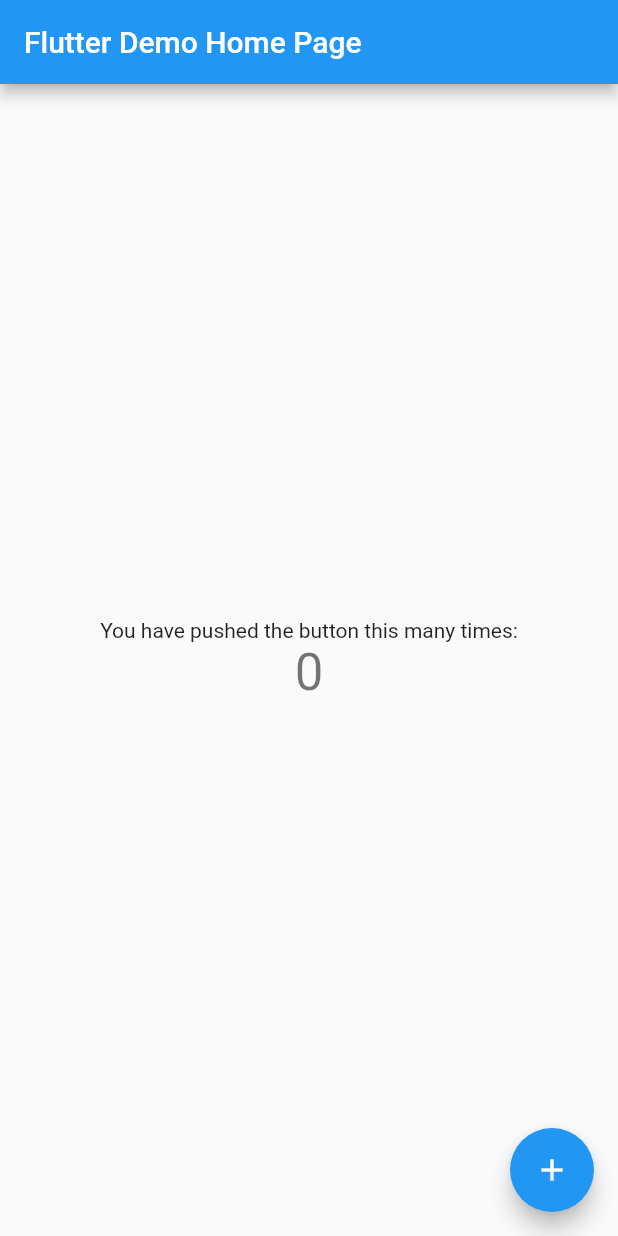
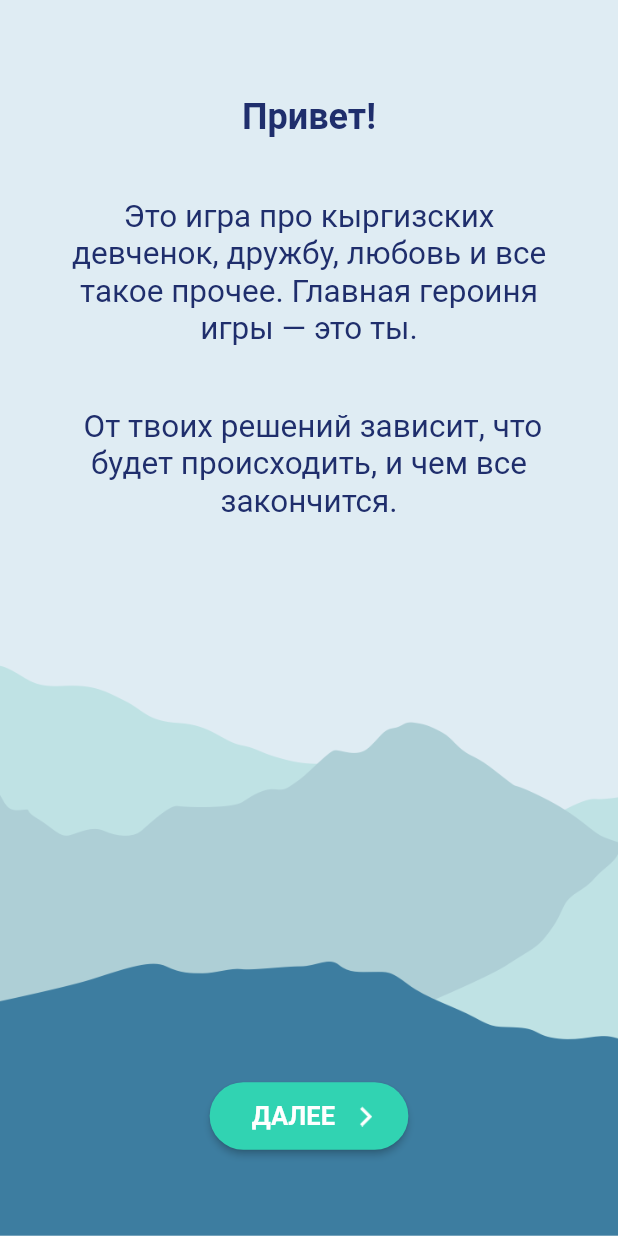
Before and after one commit to Springinbishkek/swallow, a Flutter app: the screen it shows after launch, on a phone screen of 412 x 824 dp. Run offline on Flutter 3.47's test engine with Material 2 defaults, Android fonts, the phone set to English and light mode, and no system bars.

Commit message:
added onboarding with two screens

```diff
--- a/lib/main.dart
+++ b/lib/main.dart
@@ -1,5 +1,5 @@
 import 'package:flutter/material.dart';
-import 'package:lastochki/views/screens/home_page.dart';
+import 'package:lastochki/views/screens/onboarding_page.dart';
 
 void main() {
   runApp(MyApp());
@@ -27,7 +27,7 @@
         // closer together (more dense) than on mobile platforms.
         visualDensity: VisualDensity.adaptivePlatformDensity,
       ),
-      home: HomePage(title: 'Flutter Demo Home Page'),
+      home: OnboardingPage(),
     );
   }
 }
--- /dev/null
+++ b/lib/views/screens/onboarding_page.dart
@@ -0,0 +1,142 @@
+import 'package:flutter/material.dart';
+import 'package:lastochki/views/screens/home_page.dart';
+import 'package:lastochki/views/ui/l_button.dart';
+import 'package:lastochki/views/ui/l_language_checkbox.dart';
+
+class OnboardingPage extends StatefulWidget {
+  @override
+  _OnboardingPageState createState() => _OnboardingPageState();
+}
+
+class _OnboardingPageState extends State<OnboardingPage> {
+  final PageController _pageController = PageController(initialPage: 0);
+  final String _forwardIcon = 'assets/icons/forward_arrow.png';
+  final String _onboardingBG = 'assets/backgrounds/onboardingBackground.png';
+
+  Widget firstPage() {
+    return Padding(
+      padding: const EdgeInsets.symmetric(vertical: 40.0, horizontal: 24.0),
+      child: Container(
+          color: Colors.transparent,
+          height: MediaQuery.of(context).size.height * 0.8,
+          width: MediaQuery.of(context).size.width * 0.8,
+          child: Stack(
+            children: <Widget>[
+              Column(
+                mainAxisAlignment: MainAxisAlignment.start,
+                children: <Widget>[
+                  Padding(
+                    padding: const EdgeInsets.all(24.0),
+                    child: Text(
+                      'Привет!',
+                      style: TextStyle(
+                          color: Color(0xFF1F2E6C),
+                          fontSize: 24.0,
+                          fontWeight: FontWeight.bold),
+                    ),
+                  ),
+                  Padding(
+                    padding: const EdgeInsets.all(16.0),
+                    child: Text(
+                      'Это игра про кыргизских девченок, дружбу, любовь и все такое прочее. '
+                      'Главная героиня игры — это ты. ',
+                      style:
+                          TextStyle(color: Color(0xFF1F2E6C), fontSize: 21.0),
+                      textAlign: TextAlign.center,
+                    ),
+                  ),
+                  Padding(
+                    padding: const EdgeInsets.all(24.0),
+                    child: Text(
+                      ' От твоих решений зависит, что будет происходить, и чем все закончится.',
+                      style: TextStyle(
+                        color: Color(0xFF1F2E6C),
+                        fontSize: 21.0,
+                      ),
+                      textAlign: TextAlign.center,
+                    ),
+                  ),
+                ],
+              ),
+              _getButton(() {
+                _pageController.nextPage(
+                    duration: Duration(microseconds: 500), curve: Curves.ease);
+              })
+            ],
+          )),
+    );
+  }
+
+  Widget secondPage(){
+    return Padding(
+      padding: const EdgeInsets.symmetric(vertical: 40.0, horizontal: 24.0),
+      child: Container(
+          color: Colors.transparent,
+          height: MediaQuery.of(context).size.height * 0.8,
+          width: MediaQuery.of(context).size.width * 0.8,
+          child: Stack(
+            children: <Widget>[
+              Column(
+                mainAxisAlignment: MainAxisAlignment.start,
+                children: <Widget>[
+                  Padding(
+                    padding: const EdgeInsets.all(24.0),
+                    child: Text(
+                      'На каком языке ты хочешь играть?',
+                      style: TextStyle(
+                          color: Color(0xFF1F2E6C),
+                          fontSize: 24.0,
+                          fontWeight: FontWeight.bold),
+                      textAlign: TextAlign.center,
+                    ),
+                  ),
+                  Padding(
+                    padding: const EdgeInsets.all(24.0),
+                    child: LLanguageCheckbox()
+                  ),
+                ],
+              ),
+              _getButton(() {
+                Navigator.push(context, MaterialPageRoute(builder: (BuildContext context)=>HomePage(title: 'Title',)));
+              })
+            ],
+          )),
+    );
+  }
+
+  Widget _getButton(Function func) {
+    return Align(
+      alignment: Alignment(0.0, 1.0),
+      child: Padding(
+        padding: const EdgeInsets.all(16.0),
+        child: LButton(
+          text: 'ДАЛЕЕ',
+          func: func,
+          icon: _forwardIcon,
+        ),
+      ),
+    );
+  }
+
+  @override
+  Widget build(BuildContext context) {
+    return Container(
+      decoration: BoxDecoration(
+          image: DecorationImage(
+              image: AssetImage(_onboardingBG), fit: BoxFit.cover)),
+      child: Scaffold(
+        backgroundColor: Colors.transparent,
+        body: Container(
+            color: Colors.transparent,
+            child: PageView(
+              physics: NeverScrollableScrollPhysics(),
+              controller: _pageController,
+              children: <Widget>[
+                firstPage(),
+                secondPage()
+              ],
+            )),
+      ),
+    );
+  }
+}
--- a/pubspec.yaml
+++ b/pubspec.yaml
@@ -46,6 +46,7 @@
 
   assets:
     - assets/icons/
+    - assets/backgrounds/
 
   # An image asset can refer to one or more resolution-specific "variants", see
   # https://flutter.dev/assets-and-images/#resolution-aware.
```
Also changed, not shown: assets/backgrounds/onboardingBackground.png (added).
